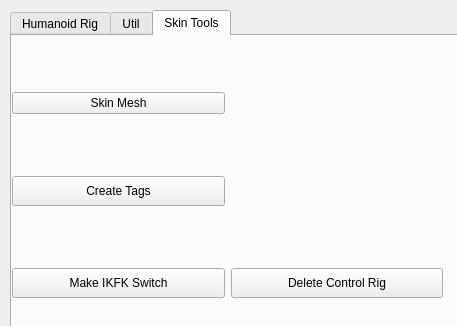
Old version of the form python/ui/tools_window.ui in the repository neilberard/AutoRig.
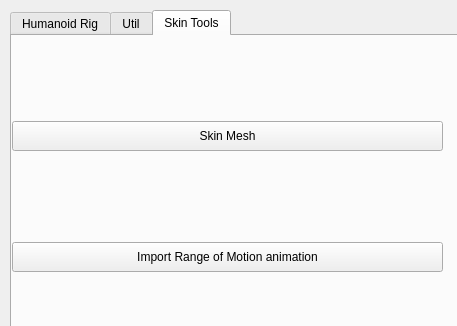
New version of the form. The open tabs and pages were chosen to show the change. Icons and pictures are not drawn.

```diff
--- a/python/ui/tools_window.ui
+++ b/python/ui/tools_window.ui
@@ -473,52 +473,32 @@
       </rect>
      </property>
      <layout class="QGridLayout" name="gridLayout_2">
-      <item row="2" column="0">
-       <widget class="QPushButton" name="btn_make_switch">
-        <property name="minimumSize">
-         <size>
-          <width>0</width>
-          <height>30</height>
-         </size>
-        </property>
-        <property name="text">
-         <string>Make IKFK Switch</string>
-        </property>
-       </widget>
-      </item>
-      <item row="1" column="0">
-       <widget class="QPushButton" name="btn_make_tags">
-        <property name="minimumSize">
-         <size>
-          <width>0</width>
-          <height>30</height>
-         </size>
-        </property>
-        <property name="text">
-         <string>Create Tags</string>
-        </property>
-       </widget>
-      </item>
-      <item row="2" column="1">
-       <widget class="QPushButton" name="btn_delete_controls_2">
-        <property name="minimumSize">
-         <size>
-          <width>0</width>
-          <height>30</height>
-         </size>
-        </property>
-        <property name="text">
-         <string>Delete Control Rig</string>
-        </property>
-       </widget>
-      </item>
       <item row="0" column="0">
        <widget class="QPushButton" name="btn_skin_mesh">
+        <property name="minimumSize">
+         <size>
+          <width>0</width>
+          <height>30</height>
+         </size>
+        </property>
         <property name="text">
          <string>Skin Mesh</string>
         </property>
        </widget>
       </item>
+      <item row="1" column="0">
+       <widget class="QPushButton" name="btn_import_rom">
+        <property name="minimumSize">
+         <size>
+          <width>0</width>
+          <height>30</height>
+         </size>
+        </property>
+        <property name="text">
+         <string>Import Range of Motion animation</string>
+        </property>
+       </widget>
+      </item>
      </layout>
     </widget>
    </widget>
```
Left out of the diff: 2 changed lines with no effect on the pictures.
